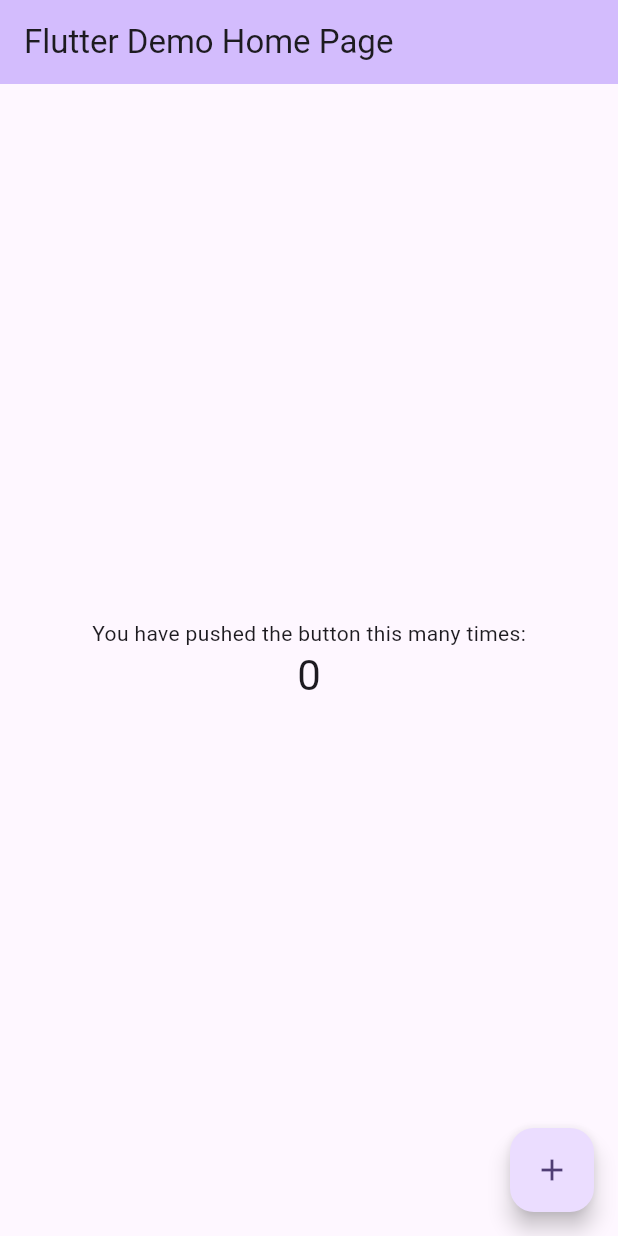
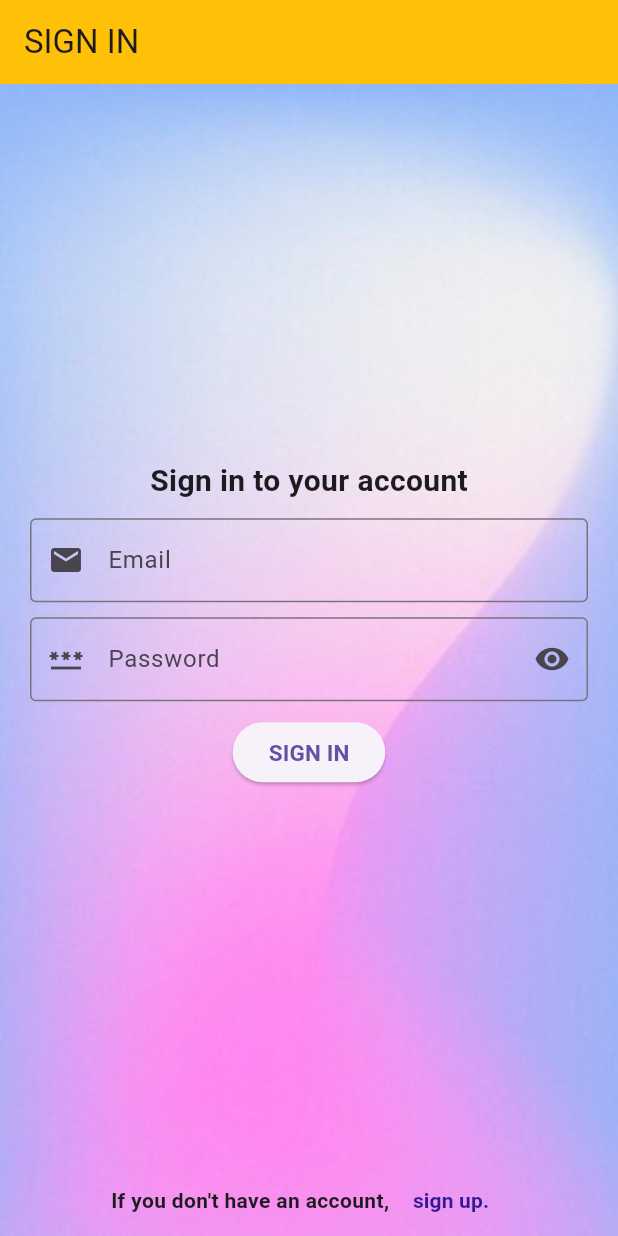
Before and after one commit to RobertJohnNI95/Flutter-ITI-Movie-App, a Flutter app: the screen it shows after launch, on a phone screen of 412 x 824 dp. Run offline on Flutter 3.47's test engine with Material 3 defaults, Android fonts, the phone set to English and light mode, and no system bars; our stand-ins replace firebase_auth, firebase_core; missing offline and left inert: validator_regex; accounts and stored records are empty.

Commit message:
Added Firebase Account Authentication

```diff
--- a/lib/main.dart
+++ b/lib/main.dart
@@ -1,6 +1,13 @@
+import 'package:firebase_core/firebase_core.dart';
 import 'package:flutter/material.dart';
+import 'package:flutter_iti_movie_app/view/screens/sign_in_screen.dart';
+import 'firebase_options.dart';
 
-void main() {
+Future<void> main() async {
+  WidgetsFlutterBinding.ensureInitialized();
+
+  await Firebase.initializeApp(options: DefaultFirebaseOptions.currentPlatform);
+
   runApp(const MyApp());
 }
 
@@ -11,112 +18,9 @@ class MyApp extends StatelessWidget {
   @override
   Widget build(BuildContext context) {
     return MaterialApp(
-      title: 'Flutter Demo',
-      theme: ThemeData(
-        // This is the theme of your application.
-        //
-        // TRY THIS: Try running your application with "flutter run". You'll see
-        // the application has a purple toolbar. Then, without quitting the app,
-        // try changing the seedColor in the colorScheme below to Colors.green
-        // and then invoke "hot reload" (save your changes or press the "hot
-        // reload" button in a Flutter-supported IDE, or press "r" if you used
-        // the command line to start the app).
-        //
-        // Notice that the counter didn't reset back to zero; the application
-        // state is not lost during the reload. To reset the state, use hot
-        // restart instead.
-        //
-        // This works for code too, not just values: Most code changes can be
-        // tested with just a hot reload.
-        colorScheme: .fromSeed(seedColor: Colors.deepPurple),
-      ),
-      home: const MyHomePage(title: 'Flutter Demo Home Page'),
+      title: 'Flutter ITI Movie App',
+      debugShowCheckedModeBanner: false,
+      home: SignInScreen(),
     );
   }
 }
-
-class MyHomePage extends StatefulWidget {
-  const MyHomePage({super.key, required this.title});
-
-  // This widget is the home page of your application. It is stateful, meaning
-  // that it has a State object (defined below) that contains fields that affect
-  // how it looks.
-
-  // This class is the configuration for the state. It holds the values (in this
-  // case the title) provided by the parent (in this case the App widget) and
-  // used by the build method of the State. Fields in a Widget subclass are
-  // always marked "final".
-
-  final String title;
-
-  @override
-  State<MyHomePage> createState() => _MyHomePageState();
-}
-
-class _MyHomePageState extends State<MyHomePage> {
-  int _counter = 0;
-
-  void _incrementCounter() {
-    setState(() {
-      // This call to setState tells the Flutter framework that something has
-      // changed in this State, which causes it to rerun the build method below
-      // so that the display can reflect the updated values. If we changed
-      // _counter without calling setState(), then the build method would not be
-      // called again, and so nothing would appear to happen.
-      _counter++;
-    });
-  }
-
-  @override
-  Widget build(BuildContext context) {
-    // This method is rerun every time setState is called, for instance as done
-    // by the _incrementCounter method above.
-    //
-    // The Flutter framework has been optimized to make rerunning build methods
-    // fast, so that you can just rebuild anything that needs updating rather
-    // than having to individually change instances of widgets.
-    return Scaffold(
-      appBar: AppBar(
-        // TRY THIS: Try changing the color here to a specific color (to
-        // Colors.amber, perhaps?) and trigger a hot reload to see the AppBar
-        // change color while the other colors stay the same.
-        backgroundColor: Theme.of(context).colorScheme.inversePrimary,
-        // Here we take the value from the MyHomePage object that was created by
-        // the App.build method, and use it to set our appbar title.
-        title: Text(widget.title),
-      ),
-      body: Center(
-        // Center is a layout widget. It takes a single child and positions it
-        // in the middle of the parent.
-        child: Column(
-          // Column is also a layout widget. It takes a list of children and
-          // arranges them vertically. By default, it sizes itself to fit its
-          // children horizontally, and tries to be as tall as its parent.
-          //
-          // Column has various properties to control how it sizes itself and
-          // how it positions its children. Here we use mainAxisAlignment to
-          // center the children vertically; the main axis here is the vertical
-          // axis because Columns are vertical (the cross axis would be
-          // horizontal).
-          //
-          // TRY THIS: Invoke "debug painting" (choose the "Toggle Debug Paint"
-          // action in the IDE, or press "p" in the console), to see the
-          // wireframe for each widget.
-          mainAxisAlignment: .center,
-          children: [
-            const Text('You have pushed the button this many times:'),
-            Text(
-              '$_counter',
-              style: Theme.of(context).textTheme.headlineMedium,
-            ),
-          ],
-        ),
-      ),
-      floatingActionButton: FloatingActionButton(
-        onPressed: _incrementCounter,
-        tooltip: 'Increment',
-        child: const Icon(Icons.add),
-      ),
-    );
-  }
-}
--- /dev/null
+++ b/lib/service/firebase_auth_service.dart
@@ -0,0 +1,37 @@
+import "package:firebase_auth/firebase_auth.dart";
+
+class FirebaseAuthService {
+  final FirebaseAuth _auth = FirebaseAuth.instance;
+
+  // Sign in
+  Future<UserCredential> signIn({
+    required String email,
+    required String password,
+  }) async {
+    return await _auth.signInWithEmailAndPassword(
+      email: email,
+      password: password,
+    );
+  }
+
+  // Sign up
+  Future<UserCredential> signUp({
+    required String email,
+    required String password,
+  }) async {
+    return await _auth.createUserWithEmailAndPassword(
+      email: email,
+      password: password,
+    );
+  }
+
+  // Sign out
+  Future<void> signOut() async {
+    return _auth.signOut();
+  }
+
+  // Get Current user
+  User? get currentUser {
+    return _auth.currentUser;
+  }
+}
--- /dev/null
+++ b/lib/view/screens/sign_in_screen.dart
@@ -0,0 +1,168 @@
+import "package:flutter/material.dart";
+import "package:firebase_auth/firebase_auth.dart";
+import "package:flutter_iti_movie_app/service/firebase_auth_service.dart";
+import "package:flutter_iti_movie_app/view/screens/home_screen.dart";
+import "package:flutter_iti_movie_app/view/screens/sign_up_screen.dart";
+
+class SignInScreen extends StatefulWidget {
+  const SignInScreen({super.key});
+
+  @override
+  State<SignInScreen> createState() => _SignInScreenState();
+}
+
+class _SignInScreenState extends State<SignInScreen> {
+  final TextEditingController emailController = TextEditingController();
+  final TextEditingController passController = TextEditingController();
+  bool obscurePass = true;
+  bool _isLoading = false;
+  final FirebaseAuthService auth = FirebaseAuthService();
+
+  Future<void> signIn() async {
+    final String email = emailController.text;
+    final String pass = passController.text;
+
+    if (email.isEmpty || pass.isEmpty) {
+      ScaffoldMessenger.of(
+        context,
+      ).showSnackBar(SnackBar(content: Text("Empty email or password field.")));
+      return;
+    }
+
+    setState(() {
+      _isLoading = true;
+    });
+
+    try {
+      await auth.signIn(email: email, password: pass);
+      Navigator.pushReplacement(
+        // ignore: use_build_context_synchronously
+        context,
+        MaterialPageRoute(builder: (_) => HomeScreen()),
+      );
+    } on FirebaseAuthException catch (error) {
+      final message = switch (error.code) {
+        "invalid-credential" ||
+        "user-not-found" ||
+        "wrong-password" => "Invalid email address or password",
+        "invalid-email" => "Please enter a valid email address",
+        "too-many-requests" => "Too many attempts. Try again later.",
+        _ => "Sign-in failed. Please try again.",
+      };
+      ScaffoldMessenger.of(
+        // ignore: use_build_context_synchronously
+        context,
+      ).showSnackBar(SnackBar(content: Text(message)));
+    } finally {
+      if (mounted) {
+        setState(() {
+          _isLoading = false;
+        });
+      }
+    }
+  }
+
+  @override
+  Widget build(BuildContext context) {
+    return Scaffold(
+      appBar: AppBar(backgroundColor: Colors.amber, title: Text("SIGN IN")),
+      body: Container(
+        width: double.infinity,
+        decoration: BoxDecoration(
+          image: DecorationImage(
+            image: AssetImage("assets/bg1.jpg"),
+            fit: BoxFit.cover,
+          ),
+        ),
+        child: Column(
+          children: [
+            Expanded(
+              child: Column(
+                mainAxisAlignment: MainAxisAlignment.center,
+                crossAxisAlignment: CrossAxisAlignment.center,
+                children: [
+                  Text(
+                    "Sign in to your account",
+                    style: TextStyle(fontSize: 20, fontWeight: FontWeight.bold),
+                  ),
+                  SizedBox(height: 10),
+                  Padding(
+                    padding: const EdgeInsets.symmetric(horizontal: 20.0),
+                    child: TextField(
+                      controller: emailController,
+                      decoration: InputDecoration(
+                        border: OutlineInputBorder(),
+                        prefixIcon: Icon(Icons.email),
+                        labelText: "Email",
+                      ),
+                    ),
+                  ),
+                  SizedBox(height: 10),
+                  Padding(
+                    padding: const EdgeInsets.symmetric(horizontal: 20.0),
+                    child: TextField(
+                      controller: passController,
+                      obscureText: obscurePass,
+                      decoration: InputDecoration(
+                        border: OutlineInputBorder(),
+                        prefixIcon: Icon(Icons.password),
+                        labelText: "Password",
+                        suffixIcon: IconButton(
+                          icon: (obscurePass)
+                              ? Icon(Icons.visibility)
+                              : Icon(Icons.visibility_off),
+                          onPressed: () {
+                            setState(() {
+                              obscurePass = !obscurePass;
+                            });
+                          },
+                        ),
+                      ),
+                    ),
+                  ),
+                  SizedBox(height: 10),
+                  _isLoading
+                      ? CircularProgressIndicator(strokeWidth: 2)
+                      : ElevatedButton(
+                          onPressed: signIn,
+                          child: Text(
+                            "SIGN IN",
+                            style: TextStyle(
+                              fontSize: 15,
+                              fontWeight: FontWeight.bold,
+                            ),
+                          ),
+                        ),
+                ],
+              ),
+            ),
+            Row(
+              mainAxisAlignment: MainAxisAlignment.center,
+              children: [
+                Text(
+                  "If you don't have an account, ",
+                  style: TextStyle(fontWeight: FontWeight.bold),
+                ),
+                TextButton(
+                  onPressed: () {
+                    Navigator.pushReplacement(
+                      context,
+                      MaterialPageRoute(builder: (_) => SignUpScreen()),
+                    );
+                  },
+                  child: Text(
+                    "sign up.",
+                    style: TextStyle(
+                      fontWeight: FontWeight.bold,
+                      color: Colors.deepPurple.shade900,
+                    ),
+                  ),
+                ),
+              ],
+            ),
+          ],
+        ),
+      ),
+    );
+  }
+}
--- a/pubspec.yaml
+++ b/pubspec.yaml
@@ -32,6 +32,7 @@ dependencies:
     sdk: flutter
   firebase_core: ^4.14.0
   firebase_auth: ^6.6.1
+  validator_regex: ^1.1.1
 
   # The following adds the Cupertino Icons font to your application.
   # Use with the CupertinoIcons class for iOS style icons.
```
Also changed, not shown: lib/view/screens/home_screen.dart (added, +39 -0 lines), lib/view/screens/sign_up_screen.dart (added, +175 -0 lines), assets/bg1.jpg (added), pubspec.lock, 1 other file.
